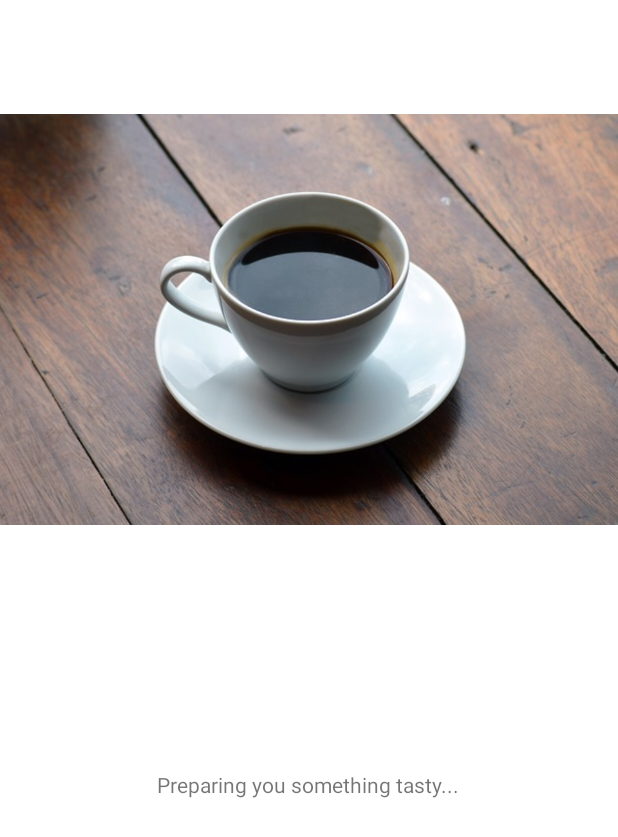
After one commit to arpitmohanani/CoffeeBurst, an Android app: the SplashActivity screen opened directly, with no data from a screen before it, on a phone screen of 412 x 824 dp. The commit adds this screen. Shown: the top 837 px of the screen. Run offline under Robolectric (Android 15) with nearby library versions, the light colour scheme and no system bars.

Commit message:
"Added splash activity, but didn't set it as launcher, because it doesn't move to the sign in page after it"

```diff
--- a/app/src/main/AndroidManifest.xml
+++ b/app/src/main/AndroidManifest.xml
@@ -15,6 +15,9 @@
         android:roundIcon="@mipmap/ic_launcher_round"
         android:supportsRtl="true"
         android:theme="@style/Theme.RocketFuel">
+        <activity
+            android:name=".activities.SplashActivity"
+            android:exported="false"/>
         <activity
             android:name=".activities.MainActivity"
             android:exported="false" />
--- /dev/null
+++ b/app/src/main/java/com/example/rocketfuel/activities/SplashActivity.java
@@ -0,0 +1,26 @@
+package com.example.rocketfuel.activities;
+
+import androidx.appcompat.app.AppCompatActivity;
+
+import android.content.Intent;
+import android.os.Bundle;
+
+import com.example.rocketfuel.R;
+
+import java.util.Timer;
+import java.util.TimerTask;
+
+public class SplashActivity extends AppCompatActivity {
+
+    @Override
+    protected void onCreate(Bundle savedInstanceState) {
+        super.onCreate(savedInstanceState);
+        setContentView(R.layout.activity_splash);
+        TimerTask timerTask = new TimerTask() {
+            public void run() {
+                startActivity(new Intent(SplashActivity.this,MainActivity.class));
+            }
+        };
+        Timer timer = new Timer();timer.schedule(timerTask,3000);
+    }
+}
--- /dev/null
+++ b/app/src/main/res/layout/activity_splash.xml
@@ -0,0 +1,29 @@
+<?xml version="1.0" encoding="utf-8"?>
+<androidx.constraintlayout.widget.ConstraintLayout xmlns:android="http://schemas.android.com/apk/res/android"
+    xmlns:app="http://schemas.android.com/apk/res-auto"
+    xmlns:tools="http://schemas.android.com/tools"
+    android:layout_width="match_parent"
+    android:layout_height="match_parent"
+    tools:context=".activities.SplashActivity">
+
+    <ImageView
+        android:id="@+id/imageView"
+        android:layout_width="wrap_content"
+        android:layout_height="wrap_content"
+        app:layout_constraintEnd_toEndOf="parent"
+        app:layout_constraintStart_toStartOf="parent"
+        app:layout_constraintTop_toTopOf="parent"
+        app:srcCompat="@drawable/americano" />
+
+    <TextView
+        android:id="@+id/txtViewSplash"
+        android:layout_width="wrap_content"
+        android:layout_height="wrap_content"
+        android:text="@string/strViewSplash"
+        app:layout_constraintBottom_toBottomOf="parent"
+        app:layout_constraintEnd_toEndOf="parent"
+        app:layout_constraintHorizontal_bias="0.497"
+        app:layout_constraintStart_toStartOf="parent"
+        app:layout_constraintTop_toBottomOf="@+id/imageView"
+        app:layout_constraintVertical_bias="0.23" />
+</androidx.constraintlayout.widget.ConstraintLayout>
--- a/app/src/main/res/values/strings.xml
+++ b/app/src/main/res/values/strings.xml
@@ -25,6 +25,7 @@
     <string name="CoffeeDepartment">Coffee</string>
     <string name="TeaDepartment">Tea</string>
     <string name="ProductPriceTextView">Final Price</string>
+    <string name="strViewSplash">Preparing you something tasty...</string>
 
 
 </resources>
```
